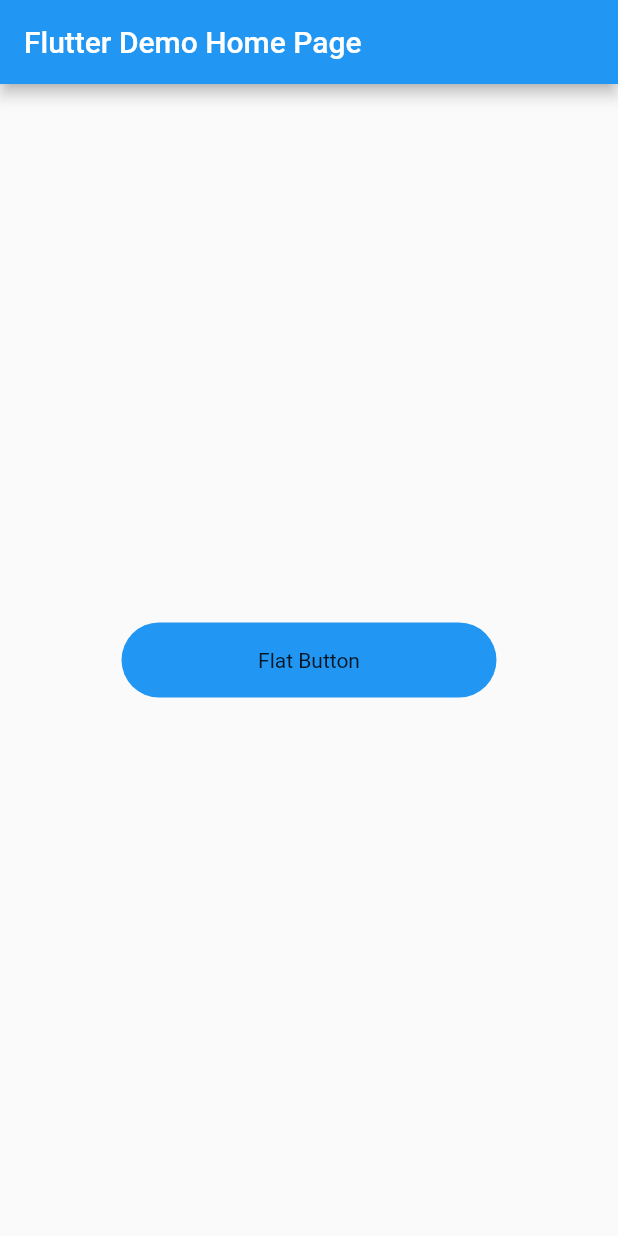
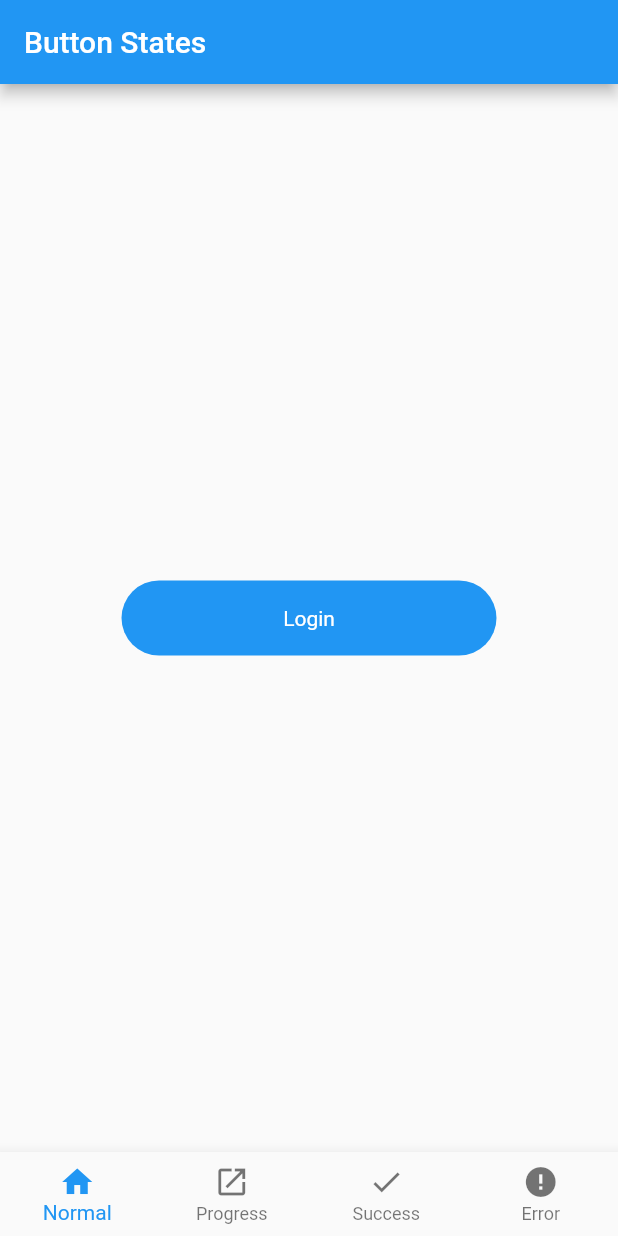
Before and after one commit to flutterbrdev/flutter_button_progress, a Flutter app: the screen it shows after launch, on a phone screen of 412 x 824 dp. Run offline on Flutter 3.47's test engine with Material 2 defaults, Android fonts, the phone set to English and light mode, and no system bars; our stand-ins replace rxdart.

Commit message:
Commit 02-03

```diff
--- a/lib/main.dart
+++ b/lib/main.dart
@@ -1,6 +1,8 @@
 import 'dart:async';
 
 import 'package:flutter/material.dart';
+import 'package:flutter_button_progress/progress_button.dart';
+import 'package:rxdart/rxdart.dart';
 
 void main() => runApp(MyApp());
 
@@ -8,19 +10,19 @@ class MyApp extends StatelessWidget {
   @override
   Widget build(BuildContext context) {
     return MaterialApp(
-      title: 'Flutter Demo',
+      title: 'Flutter Button',
       theme: ThemeData(
         primarySwatch: Colors.blue,
       ),
-      home: MyHomePage(title: 'Flutter Demo Home Page'),
+      home: MyHomePage(title: 'Button States'),
     );
   }
 }
 
 class MyHomePage extends StatefulWidget {
+  final String title;
+
   MyHomePage({Key key, this.title}) : super(key: key);
-
-  final String title;
 
   @override
   _MyHomePageState createState() => _MyHomePageState();
@@ -28,23 +30,9 @@ class MyHomePage extends StatefulWidget {
 
 class _MyHomePageState extends State<MyHomePage>
     with SingleTickerProviderStateMixin {
-  final StreamController<double> _controller = StreamController<double>();
-  AnimationController _animationController;
-  Stream<double> _width;
-
-  Color _init = Colors.blue;
-  Color _finish = Colors.green;
-
-  ColorTween _color;
-
-  @override
-  void initState() {
-    _animationController =
-        AnimationController(vsync: this, duration: Duration(seconds: 1));
-    _color = ColorTween(begin: Colors.blue, end: Colors.green);
-    _width = _controller.stream;
-    super.initState();
-  }
+  final _controllerButtonState = BehaviorSubject<ButtonState>();
+  Stream<ButtonState> _buttonState;
+  var index = 0;
 
   @override
   Widget build(BuildContext context) {
@@ -56,51 +44,144 @@ class _MyHomePageState extends State<MyHomePage>
         child: Column(
           mainAxisAlignment: MainAxisAlignment.center,
           children: <Widget>[
-            StreamBuilder<double>(
-                stream: _width,
-                initialData: 250,
+            StreamBuilder<ButtonState>(
+                stream: _buttonState,
+                initialData: ButtonState.normal,
                 builder: (context, snapshot) {
-                  if (snapshot.data == 50) {
-                    _animationController.forward();
-                  }
-
-                  return AnimatedContainer(
-                    height: 50,
-                    width: snapshot.data,
-                    duration: Duration(milliseconds: 300),
-                    curve: Curves.easeInOutQuad,
-                    decoration: BoxDecoration(
-                      color:
-                          snapshot.data == 50 ? Colors.green[500] : Colors.blue,
-                      borderRadius: BorderRadius.circular(25),
-                    ),
-                    child: Material(
-                      borderRadius: BorderRadius.circular(25),
-                      color: Colors.transparent,
-                      child: InkWell(
-                        borderRadius: BorderRadius.circular(25),
-                        onTap: () {
-                          _controller.sink.add(50);
-                        },
-                        child: snapshot.data == 50
-                            ? Center(
-                                child: CircularProgressIndicator(
-                                  valueColor: AlwaysStoppedAnimation<Color>(
-                                      Colors.white),
-                                ),
-                              )
-                            : Container(
-                                alignment: Alignment.center,
-                                padding: EdgeInsets.all(12.0),
-                                child: Text('Flat Button'),
-                              ),
+                  return GestureDetector(
+                    onTap: () {
+                      switch (index + 1) {
+                        case 1:
+                          _controllerButtonState.sink.add(ButtonState.progress);
+                          break;
+                        case 2:
+                          _controllerButtonState.sink.add(ButtonState.success);
+                          break;
+                        case 3:
+                          _controllerButtonState.sink.add(ButtonState.error);
+                          break;
+                        default:
+                          _controllerButtonState.sink.add(ButtonState.normal);
+                          break;
+                      }
+                    },
+                    child: ProgressButton(
+                      borderRadius: BorderRadius.circular(25.0),
+                      color: Colors.blue,
+                      width: 250,
+                      height: 50,
+                      progressWidth: 50,
+                      progressHeight: 50,
+                      progressFillColor: Colors.blue,
+                      progressChild: Center(
+                        child: CircularProgressIndicator(
+                          valueColor:
+                              AlwaysStoppedAnimation<Color>(Colors.white),
+                        ),
                       ),
+                      successFillColor: Colors.green,
+                      successHeight: 50,
+                      successWidth: 50,
+                      successChild: Center(
+                        child: Icon(
+                          Icons.check,
+                          color: Colors.white,
+                          size: 42,
+                        ),
+                      ),
+                      errorFillColor: Colors.red,
+                      errorHeight: 50,
+                      errorWidth: 50,
+                      errorChild: Center(
+                        child: Icon(
+                          Icons.close,
+                          color: Colors.white,
+                          size: 42,
+                        ),
+                      ),
+                      child: Text(
+                        "Login",
+                        style: TextStyle(color: Colors.white),
+                      ),
+                      buttonState: snapshot.data,
                     ),
                   );
                 }),
           ],
         ),
       ),
+      bottomNavigationBar: StreamBuilder<ButtonState>(
+          stream: _buttonState,
+          builder: (context, snapshot) {
+            switch (snapshot.data) {
+              case ButtonState.normal:
+                index = 0;
+                break;
+              case ButtonState.progress:
+                index = 1;
+                break;
+              case ButtonState.success:
+                index = 2;
+                break;
+              case ButtonState.error:
+                index = 3;
+                break;
+              default:
+            }
+
+            return BottomNavigationBar(
+              currentIndex: index,
+              items: <BottomNavigationBarItem>[
+                BottomNavigationBarItem(
+                  icon: Icon(Icons.home),
+                  title: Text("Normal"),
+                ),
+                BottomNavigationBarItem(
+                  icon: Icon(Icons.launch),
+                  title: Text("Progress"),
+                ),
+                BottomNavigationBarItem(
+                  icon: Icon(Icons.check),
+                  title: Text("Success"),
+                ),
+                BottomNavigationBarItem(
+                  icon: Icon(Icons.error),
+                  title: Text("Error"),
+                ),
+              ],
+              type: BottomNavigationBarType.fixed,
+              onTap: _tapBottom,
+            );
+          }),
     );
   }
+
+  @override
+  void dispose() {
+    _controllerButtonState.close();
+    super.dispose();
+  }
+
+  @override
+  void initState() {
+    _buttonState = _controllerButtonState.stream;
+    super.initState();
+  }
+
+  void _tapBottom(int value) {
+    switch (value) {
+      case 0:
+        _controllerButtonState.sink.add(ButtonState.normal);
+        break;
+      case 1:
+        _controllerButtonState.sink.add(ButtonState.progress);
+        break;
+      case 2:
+        _controllerButtonState.sink.add(ButtonState.success);
+        break;
+      case 3:
+        _controllerButtonState.sink.add(ButtonState.error);
+        break;
+    }
+  }
 }
--- /dev/null
+++ b/lib/progress_button.dart
@@ -0,0 +1,346 @@
+import 'package:flutter/material.dart';
+import 'package:flutter/widgets.dart';
+
+enum ButtonState { error, normal, success, progress }
+
+class ProgressButton extends StatefulWidget {
+  final VoidCallback onPressed;
+  final ButtonState buttonState;
+  final Color splashColor;
+  final Color highlightColor;
+  final Color errorFillColor;
+  final Widget errorChild;
+  final double errorWidth;
+  final double errorHeight;
+  final BorderRadius borderRadius;
+  final Color color;
+  final Widget child;
+  final double width;
+  final double height;
+  final Color progressFillColor;
+  final Widget progressChild;
+  final double progressWidth;
+  final double progressHeight;
+  final Color successFillColor;
+  final Widget successChild;
+  final double successWidth;
+  final double successHeight;
+  final EdgeInsetsGeometry padding;
+  final double elevation;
+  final TextStyle textStyle;
+
+  ProgressButton(
+      {Key key,
+      this.onPressed,
+      this.buttonState,
+      this.splashColor,
+      this.highlightColor,
+      this.errorFillColor,
+      this.errorChild,
+      this.errorWidth,
+      this.errorHeight,
+      this.color,
+      this.child,
+      this.width,
+      this.height,
+      this.progressFillColor,
+      this.progressChild,
+      this.progressWidth,
+      this.progressHeight,
+      this.successFillColor,
+      this.successChild,
+      this.successWidth,
+      this.successHeight,
+      this.borderRadius,
+      this.padding,
+      this.elevation = 0.0,
+      this.textStyle})
+      : super(key: key);
+
+  bool get enabled => onPressed != null;
+
+  @override
+  _ProgressButtonState createState() => _ProgressButtonState();
+}
+
+class _ProgressButtonState extends State<ProgressButton>
+    with TickerProviderStateMixin {
+  AnimationController _errorAnimationController;
+  AnimationController _progressAnimationController;
+  AnimationController _successAnimationController;
+  AnimationController _normalAnimationController;
+
+  Animation<BorderRadius> _borderAnimation;
+  Animation<double> _widthAnimation;
+  Animation<Color> _colorAnimation;
+  Animation<double> _scaleAnimation;
+
+  ButtonState _oldButtonState;
+
+  @override
+  Widget build(BuildContext context) {
+    return LayoutBuilder(builder: _getBuilder);
+  }
+
+  @override
+  void didUpdateWidget(ProgressButton oldWidget) {
+    super.didUpdateWidget(oldWidget);
+
+    _oldButtonState = oldWidget.buttonState;
+
+    if (oldWidget.buttonState != ButtonState.progress &&
+        widget.buttonState == ButtonState.progress) {
+      _progressAnimationController.stop();
+      _progressAnimationController.forward();
+    }
+
+    if (oldWidget.buttonState == ButtonState.progress &&
+        widget.buttonState != ButtonState.progress) {
+      _progressAnimationController.stop();
+      _progressAnimationController.reverse();
+    }
+
+    if (oldWidget.buttonState != ButtonState.success &&
+        widget.buttonState == ButtonState.success) {
+      _successAnimationController.stop();
+      _successAnimationController.forward();
+    }
+
+    if (oldWidget.buttonState == ButtonState.success &&
+        widget.buttonState != ButtonState.success) {
+      _successAnimationController.stop();
+      _successAnimationController.reverse();
+    }
+
+    if (oldWidget.buttonState != ButtonState.error &&
+        widget.buttonState == ButtonState.error) {
+      _errorAnimationController.stop();
+      _errorAnimationController.forward();
+    }
+
+    if (oldWidget.buttonState == ButtonState.error &&
+        widget.buttonState != ButtonState.error) {
+      _errorAnimationController.stop();
+      _errorAnimationController.reverse();
+    }
+
+    if (oldWidget.buttonState != ButtonState.normal &&
+        widget.buttonState == ButtonState.normal) {
+      _normalAnimationController.stop();
+      _normalAnimationController.forward();
+    }
+
+    if (oldWidget.buttonState == ButtonState.normal &&
+        widget.buttonState != ButtonState.normal) {
+      _normalAnimationController.stop();
+      _normalAnimationController.reverse();
+    }
+  }
+
+  @override
+  void dispose() {
+    _errorAnimationController.dispose();
+    _progressAnimationController.dispose();
+    _successAnimationController.dispose();
+    _normalAnimationController.dispose();
+
+    super.dispose();
+  }
+
+  @override
+  void initState() {
+    super.initState();
+
+    _errorAnimationController =
+        AnimationController(vsync: this, duration: Duration(milliseconds: 300));
+
+    _progressAnimationController =
+        AnimationController(vsync: this, duration: Duration(milliseconds: 300));
+
+    _successAnimationController =
+        AnimationController(vsync: this, duration: Duration(milliseconds: 300));
+
+    _normalAnimationController =
+        AnimationController(vsync: this, duration: Duration(milliseconds: 300));
+  }
+
+  AnimatedBuilder _getBuilder(
+      BuildContext context, BoxConstraints constraints) {
+    TransitionBuilder builder;
+    AnimationController animationController;
+    double widthBegin = 0;
+    double widthEnd = 0;
+    Color colorBegin;
+    Color colorEnd;
+
+    if ((widget.buttonState == ButtonState.progress)) {
+      animationController = _progressAnimationController;
+      widthEnd = widget.progressWidth;
+      colorEnd = widget.progressFillColor;
+    } else if ((widget.buttonState == ButtonState.success)) {
+      animationController = _successAnimationController;
+      widthEnd = widget.successWidth;
+      colorEnd = widget.successFillColor;
+    } else if ((widget.buttonState == ButtonState.error)) {
+      animationController = _errorAnimationController;
+      widthEnd = widget.errorWidth;
+      colorEnd = widget.errorFillColor;
+    } else {
+      animationController = _normalAnimationController;
+      widthEnd = widget.width;
+      colorEnd = widget.color;
+    }
+
+    if (_oldButtonState == ButtonState.progress) {
+      widthBegin = widget.progressWidth;
+      colorBegin = widget.progressFillColor;
+    } else if (_oldButtonState == ButtonState.success) {
+      widthBegin = widget.successWidth;
+      colorBegin = widget.successFillColor;
+    } else if (_oldButtonState == ButtonState.error) {
+      widthBegin = widget.errorWidth;
+      colorBegin = widget.errorFillColor;
+    } else {
+      widthBegin = widget.width;
+      colorBegin = widget.color;
+    }
+
+    _borderAnimation = BorderRadiusTween(
+      begin: widget.borderRadius,
+      end: BorderRadius.circular(widget.height / 2),
+    ).animate(
+      CurvedAnimation(
+        parent: animationController,
+        curve: Curves.linear,
+      ),
+    );
+
+    _colorAnimation = ColorTween(
+      begin: colorBegin,
+      end: colorEnd,
+    ).animate(
+      CurvedAnimation(
+        parent: animationController,
+        curve: Curves.linear,
+      ),
+    );
+
+    _scaleAnimation = Tween<double>(
+      begin: 0,
+      end: 1,
+    ).animate(
+      CurvedAnimation(
+        parent: animationController,
+        curve: Curves.elasticInOut,
+      ),
+    );
+
+    _widthAnimation = Tween<double>(
+      begin: widthBegin,
+      end: widthEnd,
+    ).animate(
+      CurvedAnimation(
+        parent: animationController,
+        curve: Curves.linear,
+      ),
+    );
+
+    if ((widget.buttonState == ButtonState.normal)) {
+      builder = (context, child) {
+        return _getWidgetStateNormal();
+      };
+    } else if (widget.buttonState == ButtonState.progress) {
+      builder = (context, child) {
+        return _getWidgetStateProgress();
+      };
+    } else if (widget.buttonState == ButtonState.success) {
+      builder = (context, child) {
+        return _getWidgetStateSuccess();
+      };
+    } else if (widget.buttonState == ButtonState.error) {
+      builder = (context, child) {
+        return _getWidgetStateError();
+      };
+    }
+
+    return AnimatedBuilder(
+      animation: animationController,
+      builder: builder,
+    );
+  }
+
+  Widget _getWidgetStateError() {
+    return Container(
+      width: _widthAnimation.value,
+      height: widget.errorHeight,
+      decoration: BoxDecoration(
+        color: _colorAnimation.value,
+        borderRadius: _borderAnimation.value,
+      ),
+      child: Transform.scale(
+        scale: _scaleAnimation.value,
+        child: widget.errorChild,
+      ),
+    );
+  }
+
+  Widget _getWidgetStateNormal() {
+    return Container(
+      width: _widthAnimation.value,
+      height: widget.height,
+      child: Material(
+        borderRadius: _borderAnimation.value,
+        elevation: widget.elevation,
+        textStyle: widget.textStyle,
+        color: _colorAnimation.value,
+        type: widget.color == null
+            ? MaterialType.transparency
+            : MaterialType.button,
+        animationDuration: kThemeChangeDuration,
+        child: InkWell(
+          splashColor: widget.splashColor,
+          highlightColor: widget.highlightColor,
+          borderRadius: _borderAnimation.value,
+          onTap: widget.onPressed,
+          child: IconTheme.merge(
+            data: IconThemeData(color: widget.textStyle?.color),
+            child: Container(
+              padding: widget.padding,
+              child: Center(
+                widthFactor: 1.0,
+                heightFactor: 1.0,
+                child: widget.child,
+              ),
+            ),
+          ),
+        ),
+      ),
+    );
+  }
+
+  Widget _getWidgetStateProgress() {
+    return Container(
+        width: _widthAnimation.value,
+        height: widget.progressHeight,
+        decoration: BoxDecoration(
+          color: _colorAnimation.value,
+          borderRadius: _borderAnimation.value,
+        ),
+        child: widget.progressChild);
+  }
+
+  Widget _getWidgetStateSuccess() {
+    return Container(
+      width: _widthAnimation.value,
+      height: widget.successHeight,
+      decoration: BoxDecoration(
+        color: _colorAnimation.value,
+        borderRadius: _borderAnimation.value,
+      ),
+      child: Transform.scale(
+        scale: _scaleAnimation.value,
+        child: widget.successChild,
+      ),
+    );
+  }
+}
```
Also changed, not shown: pubspec.yaml (+2 -54 lines), pubspec.lock.
